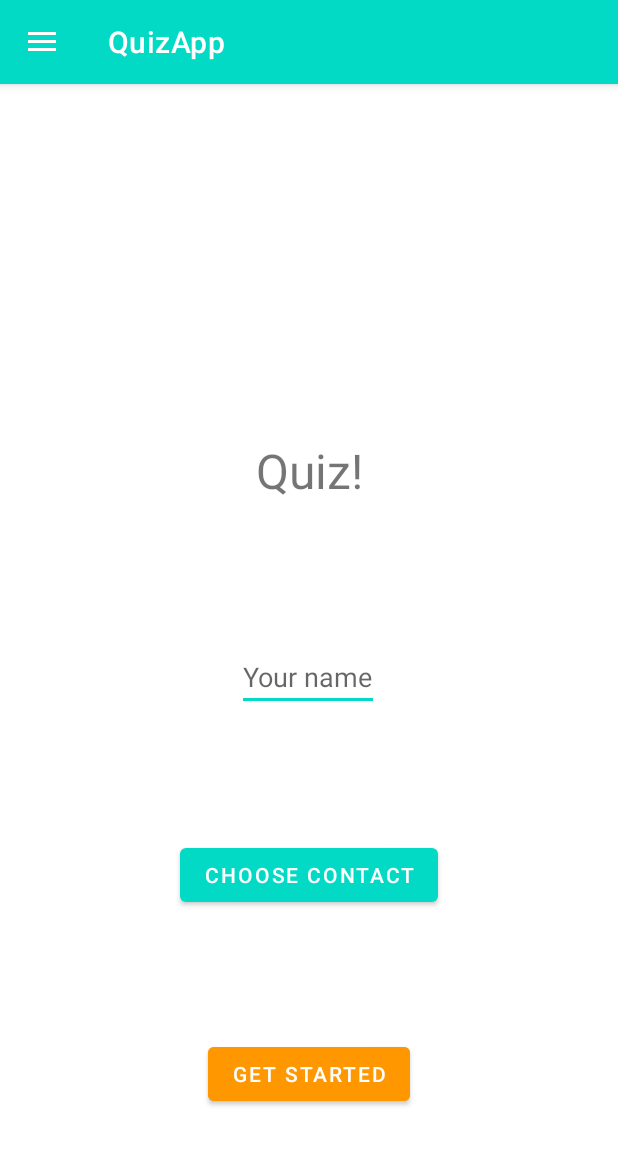
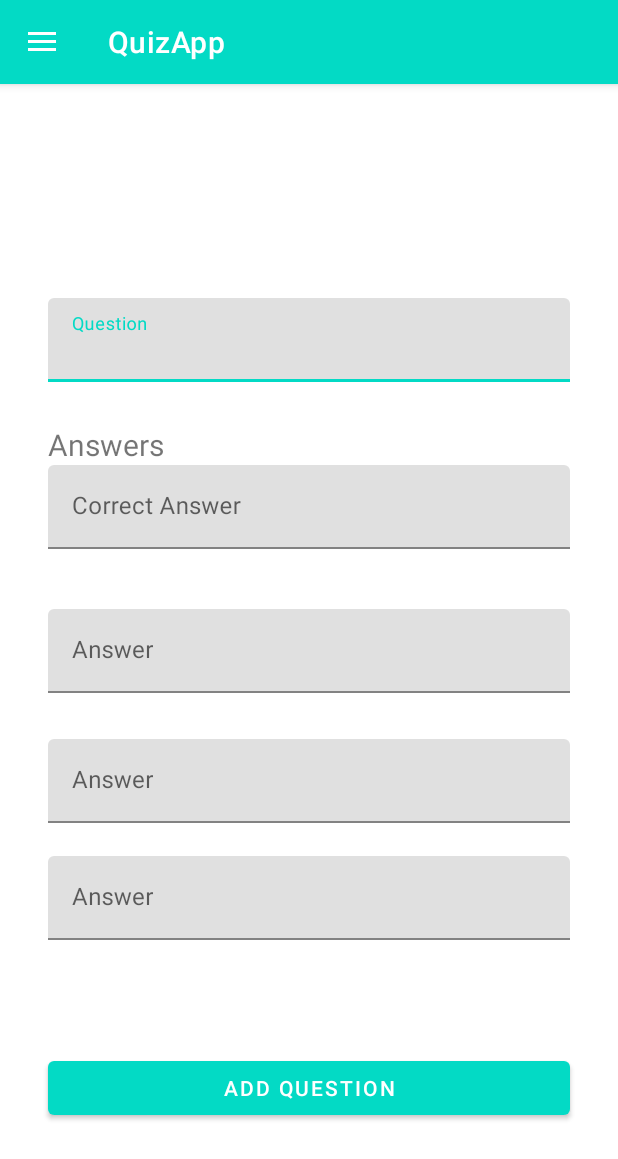
Before and after one commit to kollozsolt/Android, an Android app: the screen it shows after launch (MainActivity), in the side drawer, after a tap on "New question", on a phone screen of 412 x 824 dp. Shown: the top 1159 px of the screen. Run offline under Robolectric (Android 15) with nearby library versions, the phone set to English and light mode, and no system bars.

Commit message:
Add question design

```diff
--- a/Quiz/app/src/main/AndroidManifest.xml
+++ b/Quiz/app/src/main/AndroidManifest.xml
@@ -10,12 +10,9 @@
         android:supportsRtl="true"
         android:theme="@style/Theme.Quiz">
         <activity
-            android:name=".SecondActivity"
+            android:name=".MainActivity"
             android:exported="true"
-            android:parentActivityName=".MainActivity" />
-        <activity
-            android:name=".MainActivity"
-            android:exported="true">
+            android:screenOrientation="portrait">
             <intent-filter>
                 <action android:name="android.intent.action.MAIN" />
 
--- a/Quiz/app/src/main/java/com/example/quiz/MainActivity.kt
+++ b/Quiz/app/src/main/java/com/example/quiz/MainActivity.kt
@@ -10,6 +10,7 @@ import androidx.drawerlayout.widget.DrawerLayout
 import androidx.fragment.app.FragmentManager
 import com.example.quiz.databinding.ActivityMainBinding
 import com.example.quiz.fragment.HomeFragment
+import com.example.quiz.fragment.QuestionAddFragment
 import com.example.quiz.fragment.QuizStartFragment
 import com.google.android.material.navigation.NavigationView
 
@@ -55,7 +56,8 @@ class MainActivity : AppCompatActivity() {
                     drawerLayout.closeDrawer(GravityCompat.START)
                 }
                 R.id.nav_new_question -> {
-                    Toast.makeText(applicationContext, "Clicked New Question", Toast.LENGTH_SHORT).show()
+                    supportFragment.beginTransaction()
+                        .replace(R.id.fragmentContainerView, QuestionAddFragment()).commit()
                     drawerLayout.closeDrawer(GravityCompat.START)
                 }
             }
--- a/Quiz/app/src/main/java/com/example/quiz/fragment/HomeFragment.kt
+++ b/Quiz/app/src/main/java/com/example/quiz/fragment/HomeFragment.kt
@@ -1,18 +1,44 @@
 package com.example.quiz.fragment
 
 import android.os.Bundle
-import androidx.fragment.app.Fragment
 import android.view.LayoutInflater
 import android.view.View
 import android.view.ViewGroup
+import android.widget.Button
+import androidx.fragment.app.Fragment
+import androidx.fragment.app.FragmentManager
 import com.example.quiz.R
+import com.example.quiz.databinding.FragmentHomeBinding
 
 class HomeFragment : Fragment() {
+
+    private var _binding: FragmentHomeBinding? = null
+    private val binding get() = _binding!!
+
+    private lateinit var startButton: Button
+    private lateinit var newQuestionButton: Button
 
     override fun onCreateView(
         inflater: LayoutInflater, container: ViewGroup?,
         savedInstanceState: Bundle?
     ): View? {
-        return inflater.inflate(R.layout.fragment_home, container, false)
+        _binding = FragmentHomeBinding.inflate(inflater, container, false)
+        return binding?.root
+    }
+
+    override fun onViewCreated(view: View, savedInstanceState: Bundle?) {
+        super.onViewCreated(view, savedInstanceState)
+        startButton = binding.homeButton1
+        newQuestionButton = binding.homeButton3
+
+        startButton.setOnClickListener {
+            val supportFragment: FragmentManager? = activity?.supportFragmentManager
+            supportFragment?.beginTransaction()?.replace(R.id.fragmentContainerView, QuizStartFragment())?.commit()
+        }
+
+        newQuestionButton.setOnClickListener{
+            val supportFragment: FragmentManager? = activity?.supportFragmentManager
+            supportFragment?.beginTransaction()?.replace(R.id.fragmentContainerView, QuestionAddFragment())?.commit()
+        }
     }
 }
--- /dev/null
+++ b/Quiz/app/src/main/java/com/example/quiz/fragment/QuestionAddFragment.kt
@@ -0,0 +1,20 @@
+package com.example.quiz.fragment
+
+import android.os.Bundle
+import androidx.fragment.app.Fragment
+import android.view.LayoutInflater
+import android.view.View
+import android.view.ViewGroup
+import com.example.quiz.R
+
+class QuestionAddFragment : Fragment() {
+
+ override fun onCreateView(
+        inflater: LayoutInflater, container: ViewGroup?,
+        savedInstanceState: Bundle?
+    ): View? {
+        // Inflate the layout for this fragment
+        return inflater.inflate(R.layout.fragment_question_add, container, false)
+    }
+
+}
--- a/Quiz/app/src/main/res/layout/fragment_home.xml
+++ b/Quiz/app/src/main/res/layout/fragment_home.xml
@@ -56,7 +56,7 @@
         android:id="@+id/homeButton3"
         android:layout_width="wrap_content"
         android:layout_height="wrap_content"
-        android:text="Read questions"
+        android:text="Create question"
         app:layout_constraintBottom_toBottomOf="parent"
         app:layout_constraintLeft_toLeftOf="parent"
         app:layout_constraintRight_toRightOf="parent"
--- /dev/null
+++ b/Quiz/app/src/main/res/layout/fragment_question_add.xml
@@ -0,0 +1,136 @@
+<?xml version="1.0" encoding="utf-8"?>
+<androidx.constraintlayout.widget.ConstraintLayout
+    xmlns:android="http://schemas.android.com/apk/res/android"
+    xmlns:app="http://schemas.android.com/apk/res-auto"
+    xmlns:tools="http://schemas.android.com/tools"
+    android:layout_width="match_parent"
+    android:layout_height="match_parent"
+    tools:context=".fragment.QuestionAddFragment">
+
+    <com.google.android.material.textfield.TextInputLayout
+        android:id="@+id/questionTextInput"
+        android:layout_width="match_parent"
+        android:layout_height="wrap_content"
+        android:layout_marginStart="32dp"
+        android:layout_marginEnd="32dp"
+        android:hint="Question"
+        app:layout_constraintBottom_toBottomOf="parent"
+        app:layout_constraintEnd_toEndOf="parent"
+        app:layout_constraintStart_toStartOf="parent"
+        app:layout_constraintTop_toTopOf="parent"
+        app:layout_constraintVertical_bias="0.2">
+
+                <com.google.android.material.textfield.TextInputEditText
+                    android:id="@+id/questionTextInputEdit"
+                    android:layout_width="match_parent"
+                    android:layout_height="wrap_content" />
+
+    </com.google.android.material.textfield.TextInputLayout>
+
+    <TextView
+        android:id="@+id/answersTextView"
+        android:layout_width="wrap_content"
+        android:layout_height="wrap_content"
+        android:text="Answers"
+        android:textSize="20dp"
+        app:layout_constraintBottom_toBottomOf="parent"
+        app:layout_constraintHorizontal_bias="0.096"
+        app:layout_constraintLeft_toLeftOf="parent"
+        app:layout_constraintRight_toRightOf="parent"
+        app:layout_constraintTop_toBottomOf="@id/questionTextInput"
+        app:layout_constraintVertical_bias="0.052" />
+
+    <com.google.android.material.textfield.TextInputLayout
+        android:id="@+id/correctAnswerTextInput"
+        android:layout_width="match_parent"
+        android:layout_height="wrap_content"
+        android:layout_marginStart="32dp"
+        android:layout_marginEnd="32dp"
+        android:hint="Correct Answer"
+        android:backgroundTint="@color/teal_700"
+        app:layout_constraintBottom_toBottomOf="parent"
+        app:layout_constraintEnd_toEndOf="parent"
+        app:layout_constraintStart_toStartOf="parent"
+        app:layout_constraintTop_toBottomOf="@id/answersTextView"
+        app:layout_constraintVertical_bias="0">
+
+                <com.google.android.material.textfield.TextInputEditText
+                    android:id="@+id/correctAnswerTextInputEdit"
+                    android:layout_width="match_parent"
+                    android:layout_height="wrap_content" />
+
+    </com.google.android.material.textfield.TextInputLayout>
+
+    <com.google.android.material.textfield.TextInputLayout
+        android:id="@+id/answer1TextInput"
+        android:layout_width="match_parent"
+        android:layout_height="wrap_content"
+        android:layout_marginStart="32dp"
+        android:layout_marginEnd="32dp"
+        android:hint="Answer"
+        app:layout_constraintBottom_toBottomOf="parent"
+        app:layout_constraintEnd_toEndOf="parent"
+        app:layout_constraintStart_toStartOf="parent"
+        app:layout_constraintTop_toBottomOf="@id/correctAnswerTextInput"
+        app:layout_constraintVertical_bias="0.1">
+
+                <com.google.android.material.textfield.TextInputEditText
+                    android:id="@+id/answer1TextInputEdit"
+                    android:layout_width="match_parent"
+                    android:layout_height="wrap_content" />
+
+    </com.google.android.material.textfield.TextInputLayout>
+
+    <com.google.android.material.textfield.TextInputLayout
+        android:id="@+id/answer2TextInput"
+        android:layout_width="match_parent"
+        android:layout_height="wrap_content"
+        android:layout_marginStart="32dp"
+        android:layout_marginEnd="32dp"
+        android:hint="Answer"
+        app:layout_constraintBottom_toBottomOf="parent"
+        app:layout_constraintEnd_toEndOf="parent"
+        app:layout_constraintStart_toStartOf="parent"
+        app:layout_constraintTop_toBottomOf="@id/answer1TextInput"
+        app:layout_constraintVertical_bias="0.1">
+
+                <com.google.android.material.textfield.TextInputEditText
+                    android:id="@+id/answer2TextInputEdit"
+                    android:layout_width="match_parent"
+                    android:layout_height="wrap_content" />
+
+    </com.google.android.material.textfield.TextInputLayout>
+
+    <com.google.android.material.textfield.TextInputLayout
+        android:id="@+id/answer3TextInput"
+        android:layout_width="match_parent"
+        android:layout_height="wrap_content"
+        android:layout_marginStart="32dp"
+        android:layout_marginEnd="32dp"
+        android:hint="Answer"
+        app:layout_constraintBottom_toBottomOf="parent"
+        app:layout_constraintEnd_toEndOf="parent"
+        app:layout_constraintStart_toStartOf="parent"
+        app:layout_constraintTop_toBottomOf="@id/answer2TextInput"
+        app:layout_constraintVertical_bias="0.1">
+
+                <com.google.android.material.textfield.TextInputEditText
+                    android:id="@+id/answer3TextInputEdit"
+                    android:layout_width="match_parent"
+                    android:layout_height="wrap_content" />
+
+    </com.google.android.material.textfield.TextInputLayout>
+
+    <Button
+        android:id="@+id/addQuestionButtoon"
+        android:layout_width="match_parent"
+        android:layout_height="wrap_content"
+        android:layout_marginStart="32dp"
+        android:layout_marginEnd="32dp"
+        android:text="Add Question"
+        app:layout_constraintBottom_toBottomOf="parent"
+        app:layout_constraintTop_toBottomOf="@id/answer3TextInput"
+        app:layout_constraintRight_toRightOf="parent"
+        app:layout_constraintLeft_toLeftOf="parent" />
+
+</androidx.constraintlayout.widget.ConstraintLayout>
```
